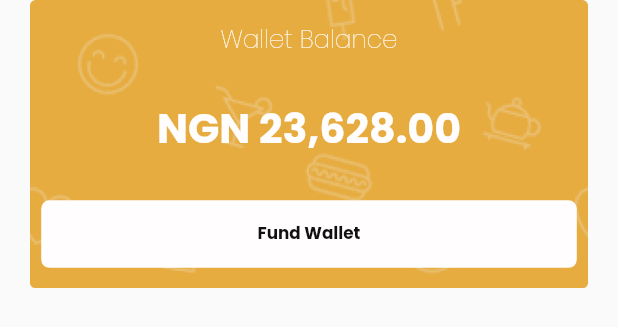
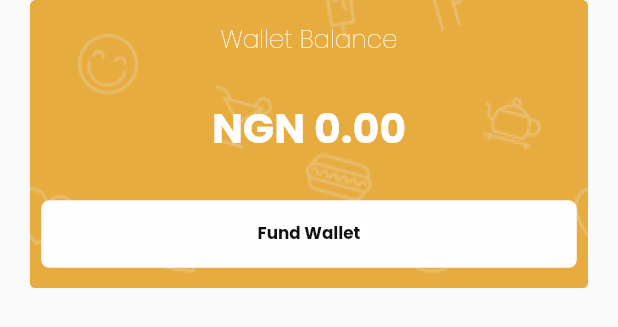
Before and after one commit to olamilekan-adeleke/jolobbi_app, a Flutter app: the WalletBalanceWidget widget shown alone on an empty page, opened directly, on a phone screen of 412 x 824 dp. Shown: the top 327 px of the screen. Run offline on Flutter 3.47's test engine with Material 2 defaults, Android fonts, the light colour scheme and no system bars; our stand-ins replace cached_network_image, cloud_firestore, equatable, firebase_auth, firebase_core, firebase_crashlytics and 10 more; missing offline and left inert: cloud_firestore_web, firebase_analytics_web, firebase_auth_web, firebase_core_web, firebase_messaging_web, firebase_storage_web and 6 more; accounts and stored records are empty; project files that could hold a hidden picture were left out.

Commit message:
update to UI

```diff
--- a/lib/app.dart
+++ b/lib/app.dart
@@ -104,7 +104,7 @@ class _BlocProviderHelper {
         create: (_) => UpdateAddressCubit(updateAddressService),
       ),
         BlocProvider<WalletCubit>(
-        create: (_) => WalletCubit()..getWalletData(),
+        create: (_) => WalletCubit()..getWalletBalance(),
       ),
     ];
   }
--- a/lib/features/wallet/model/wallet_data_model.dart
+++ b/lib/features/wallet/model/wallet_data_model.dart
@@ -16,8 +16,8 @@ class WalletDataModel {
 
   factory WalletDataModel.fromMap(Map<String, dynamic> map) {
     return WalletDataModel(
-      cashBalance: map['cash_balance']?.toInt() ?? 0,
-      coinBalance: map['coin_balance']?.toInt() ?? 0,
+      cashBalance: (map['cash_balance']?.toInt() ?? 0) ~/ 100,
+      coinBalance: (map['coin_balance']?.toInt() ?? 0) ~/ 100,
     );
   }
 }
--- a/lib/features/wallet/views/widgets/wallet_balance_widget.dart
+++ b/lib/features/wallet/views/widgets/wallet_balance_widget.dart
@@ -1,10 +1,13 @@
 import 'package:flutter/material.dart';
+import 'package:flutter_bloc/flutter_bloc.dart';
 import '../../../../cores/constants/color.dart';
 import '../../../../cores/utils/currency_formater.dart';
 import '../../../../cores/utils/sizer_utils.dart';
 
 import '../../../../cores/components/custom_button.dart';
 import '../../../../cores/components/custom_text_widget.dart';
+import '../../cubit/wallet_cubit.dart';
+import '../../model/wallet_state_model.dart';
 
 class WalletBalanceWidget extends StatelessWidget {
   const WalletBalanceWidget({Key? key}) : super(key: key);
@@ -34,11 +37,15 @@ class WalletBalanceWidget extends StatelessWidget {
                   textColor: kcWhite,
                 ),
                 const Spacer(),
-                TextWidget(
-                  'NGN ${currencyFormatter(23628)}',
-                  fontSize: sp(25),
-                  fontWeight: FontWeight.w700,
-                  textColor: kcWhite,
+                BlocBuilder<WalletCubit, WalletStateModel>(
+                  builder: (context, state) {
+                    return TextWidget(
+                      'NGN ${currencyFormatter(state.walletData?.cashBalance ?? 0)}',
+                      fontSize: sp(25),
+                      fontWeight: FontWeight.w700,
+                      textColor: kcWhite,
+                    );
+                  },
                 ),
                 const Spacer(),
                 Padding(
```
Also changed, not shown: lib/features/wallet/cubit/wallet_cubit.dart (+24 -1 lines), lib/features/wallet/views/screens/wallet_screen.dart (+14 -3 lines), lib/features/wallet/views/widgets/recent_transaction_widget.dart (+5 -7 lines).
